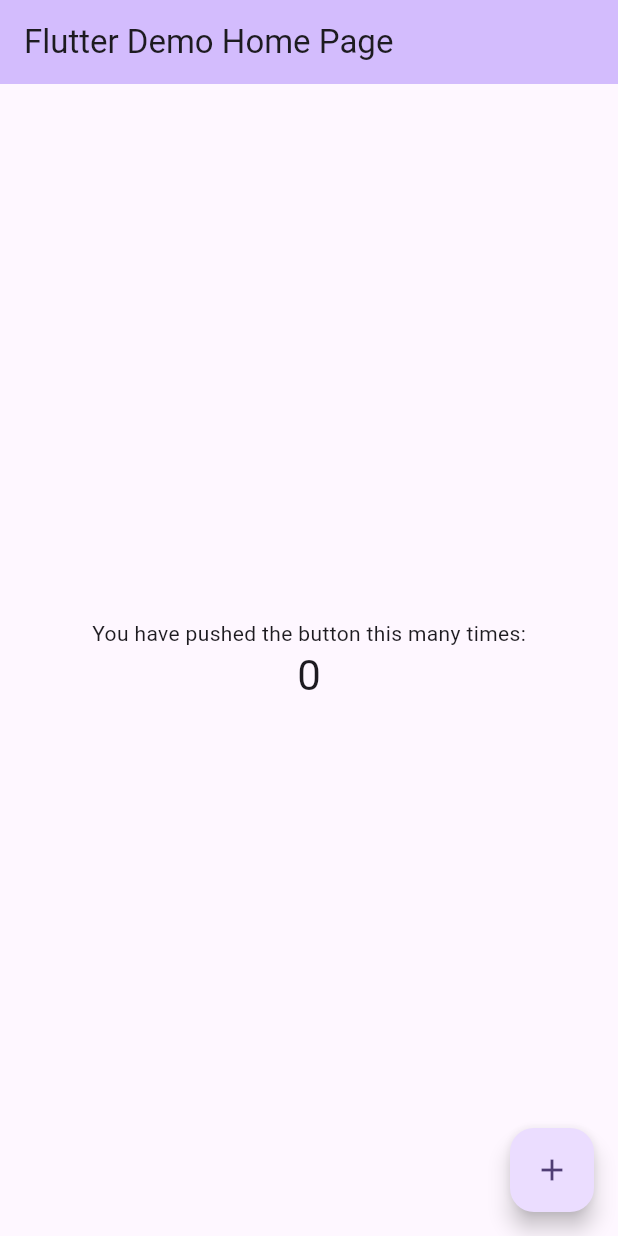
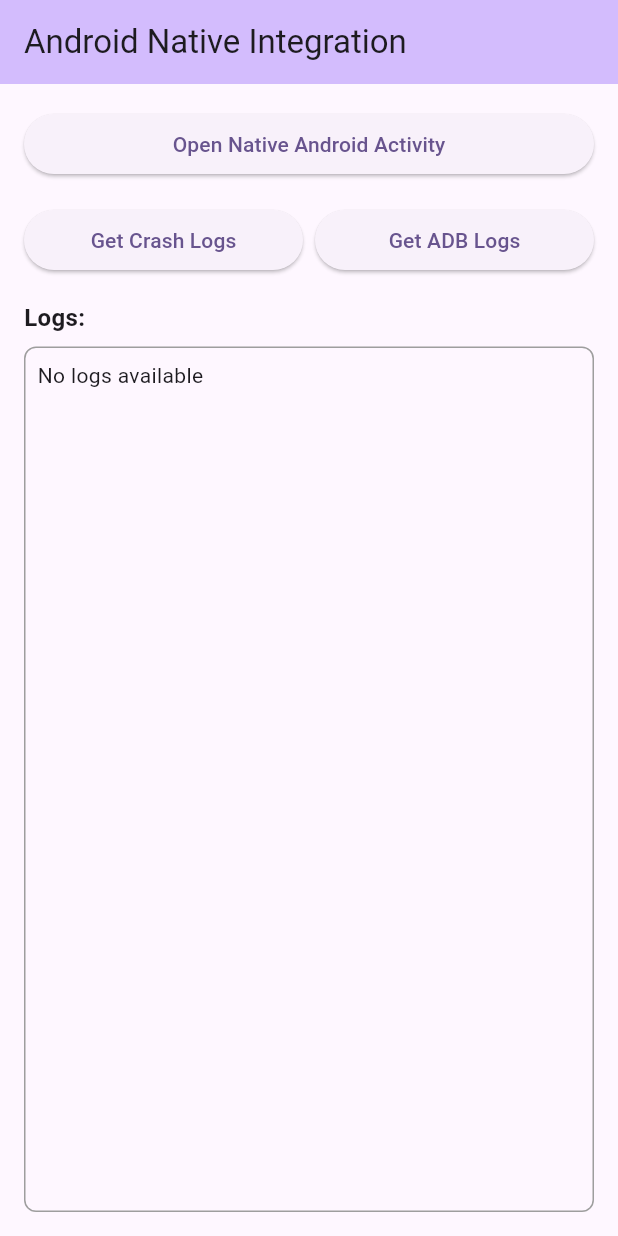
Before and after one commit to SRAYANSH-GUPTA/androidinvscode, a Flutter app: the screen it shows after launch, on a phone screen of 412 x 824 dp. Run offline on Flutter 3.47's test engine with Material 3 defaults, Android fonts, the light colour scheme and no system bars.

Commit message:
Feature:Created Method channel

```diff
--- a/lib/main.dart
+++ b/lib/main.dart
@@ -1,4 +1,5 @@
 import 'package:flutter/material.dart';
+import 'package:flutter/services.dart';
 
 void main() {
   runApp(const MyApp());
@@ -7,46 +8,21 @@
 class MyApp extends StatelessWidget {
   const MyApp({super.key});
 
-  // This widget is the root of your application.
   @override
   Widget build(BuildContext context) {
     return MaterialApp(
-      title: 'Flutter Demo',
+      title: 'Android Native Integration',
       theme: ThemeData(
-        // This is the theme of your application.
-        //
-        // TRY THIS: Try running your application with "flutter run". You'll see
-        // the application has a purple toolbar. Then, without quitting the app,
-        // try changing the seedColor in the colorScheme below to Colors.green
-        // and then invoke "hot reload" (save your changes or press the "hot
-        // reload" button in a Flutter-supported IDE, or press "r" if you used
-        // the command line to start the app).
-        //
-        // Notice that the counter didn't reset back to zero; the application
-        // state is not lost during the reload. To reset the state, use hot
-        // restart instead.
-        //
-        // This works for code too, not just values: Most code changes can be
-        // tested with just a hot reload.
         colorScheme: ColorScheme.fromSeed(seedColor: Colors.deepPurple),
         useMaterial3: true,
       ),
-      home: const MyHomePage(title: 'Flutter Demo Home Page'),
+      home: const MyHomePage(title: 'Android Native Integration'),
     );
   }
 }
 
 class MyHomePage extends StatefulWidget {
   const MyHomePage({super.key, required this.title});
-
-  // This widget is the home page of your application. It is stateful, meaning
-  // that it has a State object (defined below) that contains fields that affect
-  // how it looks.
-
-  // This class is the configuration for the state. It holds the values (in this
-  // case the title) provided by the parent (in this case the App widget) and
-  // used by the build method of the State. Fields in a Widget subclass are
-  // always marked "final".
 
   final String title;
 
@@ -55,71 +31,115 @@
 }
 
 class _MyHomePageState extends State<MyHomePage> {
-  int _counter = 0;
+  static const platform = MethodChannel('com.example.androidinvs/crash_logs');
+  String _logs = 'No logs available';
+  bool _isLoading = false;
 
-  void _incrementCounter() {
+  Future<void> _getCrashLogs() async {
     setState(() {
-      // This call to setState tells the Flutter framework that something has
-      // changed in this State, which causes it to rerun the build method below
-      // so that the display can reflect the updated values. If we changed
-      // _counter without calling setState(), then the build method would not be
-      // called again, and so nothing would appear to happen.
-      _counter++;
+      _isLoading = true;
     });
+
+    try {
+      final String result = await platform.invokeMethod('getCrashLogs');
+      setState(() {
+        _logs = result;
+        _isLoading = false;
+      });
+    } on PlatformException catch (e) {
+      setState(() {
+        _logs = "Failed to get crash logs: ${e.message}";
+        _isLoading = false;
+      });
+    }
+  }
+
+  Future<void> _getAdbLogs() async {
+    setState(() {
+      _isLoading = true;
+    });
+
+    try {
+      final String result = await platform.invokeMethod('getAdbLogs');
+      setState(() {
+        _logs = result;
+        _isLoading = false;
+      });
+    } on PlatformException catch (e) {
+      setState(() {
+        _logs = "Failed to get ADB logs: ${e.message}";
+        _isLoading = false;
+      });
+    }
+  }
+
+  Future<void> _openNativeActivity() async {
+    try {
+      await platform.invokeMethod('openNativeActivity');
+    } on PlatformException catch (e) {
+      setState(() {
+        _logs = "Failed to open native activity: ${e.message}";
+      });
+    }
   }
 
   @override
   Widget build(BuildContext context) {
-    // This method is rerun every time setState is called, for instance as done
-    // by the _incrementCounter method above.
-    //
-    // The Flutter framework has been optimized to make rerunning build methods
-    // fast, so that you can just rebuild anything that needs updating rather
-    // than having to individually change instances of widgets.
     return Scaffold(
       appBar: AppBar(
-        // TRY THIS: Try changing the color here to a specific color (to
-        // Colors.amber, perhaps?) and trigger a hot reload to see the AppBar
-        // change color while the other colors stay the same.
         backgroundColor: Theme.of(context).colorScheme.inversePrimary,
-        // Here we take the value from the MyHomePage object that was created by
-        // the App.build method, and use it to set our appbar title.
         title: Text(widget.title),
       ),
-      body: Center(
-        // Center is a layout widget. It takes a single child and positions it
-        // in the middle of the parent.
+      body: Padding(
+        padding: const EdgeInsets.all(16.0),
         child: Column(
-          // Column is also a layout widget. It takes a list of children and
-          // arranges them vertically. By default, it sizes itself to fit its
-          // children horizontally, and tries to be as tall as its parent.
-          //
-          // Column has various properties to control how it sizes itself and
-          // how it positions its children. Here we use mainAxisAlignment to
-          // center the children vertically; the main axis here is the vertical
-          // axis because Columns are vertical (the cross axis would be
-          // horizontal).
-          //
-          // TRY THIS: Invoke "debug painting" (choose the "Toggle Debug Paint"
-          // action in the IDE, or press "p" in the console), to see the
-          // wireframe for each widget.
-          mainAxisAlignment: MainAxisAlignment.center,
+          crossAxisAlignment: CrossAxisAlignment.stretch,
           children: <Widget>[
+            ElevatedButton(
+              onPressed: _openNativeActivity,
+              child: const Text('Open Native Android Activity'),
+            ),
+            const SizedBox(height: 16),
+            Row(
+              children: [
+                Expanded(
+                  child: ElevatedButton(
+                    onPressed: _getCrashLogs,
+                    child: const Text('Get Crash Logs'),
+                  ),
+                ),
+                const SizedBox(width: 8),
+                Expanded(
+                  child: ElevatedButton(
+                    onPressed: _getAdbLogs,
+                    child: const Text('Get ADB Logs'),
+                  ),
+                ),
+              ],
+            ),
+            const SizedBox(height: 16),
             const Text(
-              'You have pushed the button this many times:',
+              'Logs:',
+              style: TextStyle(fontWeight: FontWeight.bold, fontSize: 16),
             ),
-            Text(
-              '$_counter',
-              style: Theme.of(context).textTheme.headlineMedium,
+            const SizedBox(height: 8),
+            Expanded(
+              child: _isLoading
+                  ? const Center(child: CircularProgressIndicator())
+                  : Container(
+                      padding: const EdgeInsets.all(8.0),
+                      decoration: BoxDecoration(
+                        border: Border.all(color: Colors.grey),
+                        borderRadius: BorderRadius.circular(8.0),
+                      ),
+                      child: SingleChildScrollView(
+                        child: Text(_logs),
+                      ),
+                    ),
             ),
           ],
         ),
       ),
-      floatingActionButton: FloatingActionButton(
-        onPressed: _incrementCounter,
-        tooltip: 'Increment',
-        child: const Icon(Icons.add),
-      ), // This trailing comma makes auto-formatting nicer for build methods.
     );
   }
 }
```
Also changed, not shown: 2 other files.
